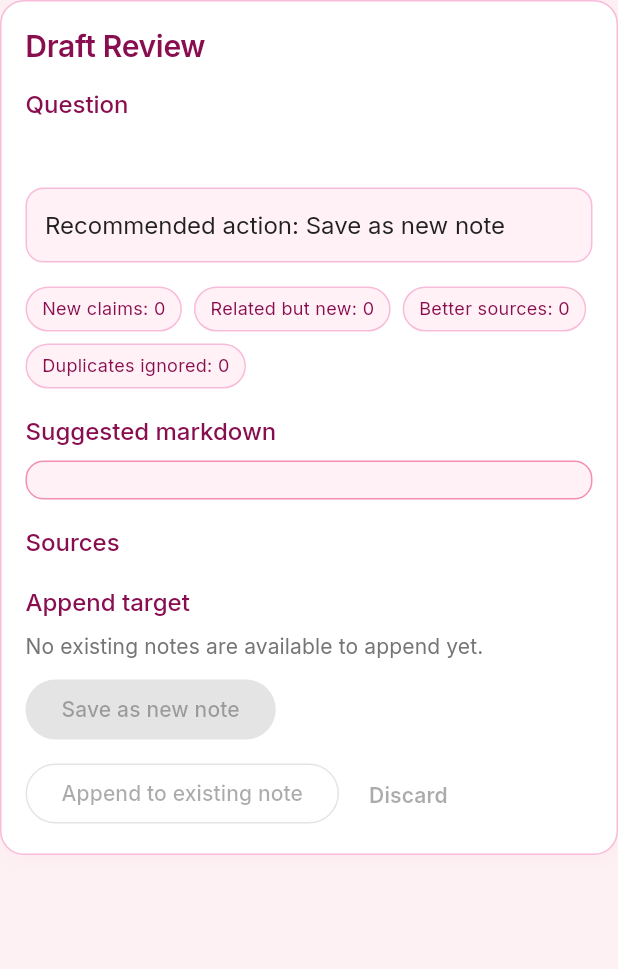
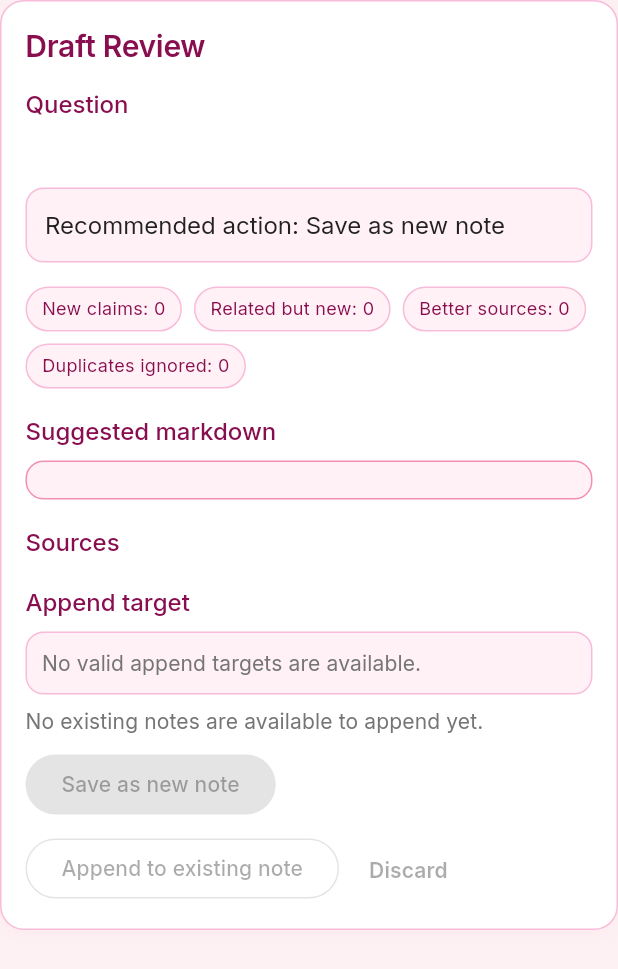
Before and after one commit to enlorik/grepink, a Flutter app: the NoteDraftReviewPanel widget shown alone on an empty page, opened directly with empty values, on a phone screen of 412 x 824 dp. Shown: the top 969 px of the screen. Run offline on Flutter 3.47's test engine with Material 3 defaults, Android fonts, the phone set to English and light mode, and no system bars; our stand-ins replace flutter_markdown, flutter_riverpod, flutter_secure_storage, go_router, google_fonts, shared_preferences and 1 more; accounts and stored records are empty.

Commit message:
Add append target safeguards
Co-authored-by: Copilot <223556219+Copilot@users.noreply.github.com>

```diff
--- a/lib/widgets/note_draft_review_panel.dart
+++ b/lib/widgets/note_draft_review_panel.dart
@@ -41,6 +41,10 @@ class NoteDraftReviewPanel extends StatelessWidget {
     final isSaving = status == NoteDraftReviewStatus.saving;
     final hasTarget =
         selectedTargetNoteId != null && selectedTargetNoteId!.trim().isNotEmpty;
+    final selectedTarget = availableNotes.cast<Note?>().firstWhere(
+          (note) => note?.id == selectedTargetNoteId,
+          orElse: () => null,
+        );
     final canAppend = availableNotes.isNotEmpty && hasTarget && !isSaving;
 
     return Container(
@@ -105,6 +109,14 @@ class NoteDraftReviewPanel extends StatelessWidget {
             ),
             const SizedBox(height: 8),
             Text('Append target', style: AppTextStyles.titleMedium),
+            const SizedBox(height: 8),
+            _AppendTargetStatus(
+              hasAvailableNotes: availableNotes.isNotEmpty,
+              selectedTargetTitle: selectedTarget?.title,
+              isSaving: isSaving,
+              status: status,
+              errorMessage: errorMessage,
+            ),
             const SizedBox(height: 8),
             if (availableNotes.isEmpty)
               Text(
@@ -189,6 +201,49 @@ class NoteDraftReviewPanel extends StatelessWidget {
       if (webSources.isNotEmpty) 'Web search results': webSources,
       if (groundedAnswers.isNotEmpty) 'Grounded AI answer sources': groundedAnswers,
     };
+  }
+}
+
+class _AppendTargetStatus extends StatelessWidget {
+  final bool hasAvailableNotes;
+  final String? selectedTargetTitle;
+  final bool isSaving;
+  final NoteDraftReviewStatus status;
+  final String? errorMessage;
+
+  const _AppendTargetStatus({
+    required this.hasAvailableNotes,
+    required this.selectedTargetTitle,
+    required this.isSaving,
+    required this.status,
+    required this.errorMessage,
+  });
+
+  @override
+  Widget build(BuildContext context) {
+    final message =
+        switch ((hasAvailableNotes, selectedTargetTitle, isSaving, status)) {
+      (false, _, _, _) => 'No valid append targets are available.',
+      (true, null, _, _) =>
+        'No target selected. Append stays blocked until you choose a note.',
+      (true, String title, true, _) => 'Append in progress for "$title".',
+      (true, String title, _, NoteDraftReviewStatus.saved) =>
+        'Append success for "$title".',
+      (true, String _, _, NoteDraftReviewStatus.error) =>
+        errorMessage ?? 'Append error. Select a valid note and try again.',
+      (true, String title, _, _) => 'Target selected: "$title".',
+    };
+
+    return Container(
+      width: double.infinity,
+      padding: const EdgeInsets.all(10),
+      decoration: BoxDecoration(
+        color: AppColors.aiResponseBackground,
+        borderRadius: BorderRadius.circular(12),
+        border: Border.all(color: AppColors.dividerBorder),
+      ),
+      child: Text(message, style: AppTextStyles.bodyMedium),
+    );
   }
 }
 
```
Also changed, not shown: 1 other file.
